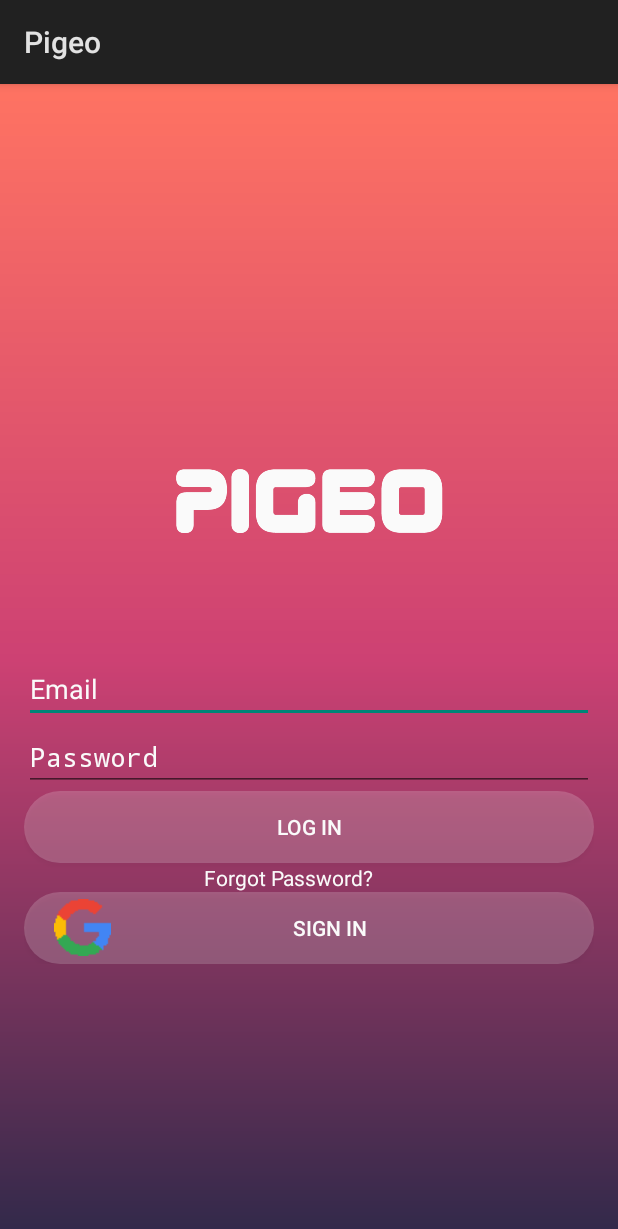
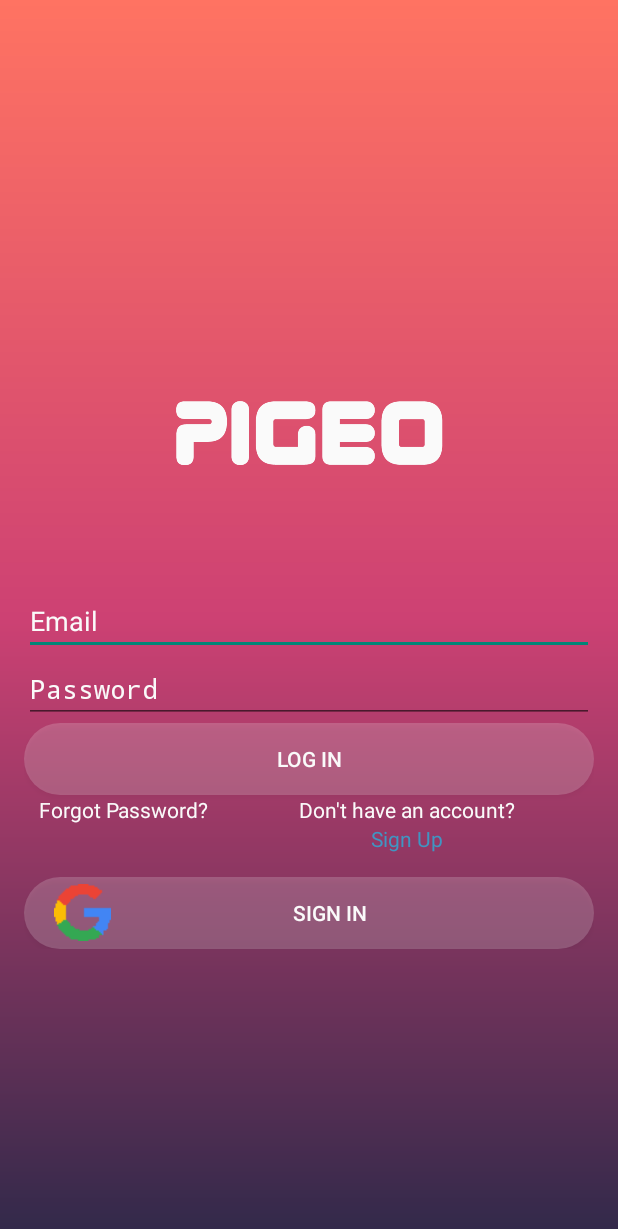
Before and after one commit to Geektrovert/Pigeo, an Android app: the screen it shows after launch (LoginActivity), on a phone screen of 412 x 824 dp. Shown: the top 1229 px of the screen. Run offline under Robolectric (Android 15) with nearby library versions, the phone set to English and light mode, and no system bars.

Commit message:
changed things in login activity

```diff
--- a/app/src/main/AndroidManifest.xml
+++ b/app/src/main/AndroidManifest.xml
@@ -9,6 +9,8 @@
          location permissions for the 'MyLocation' functionality.
     -->
     <uses-permission android:name="android.permission.ACCESS_FINE_LOCATION"/>
+    <uses-permission android:name="android.permission.INTERNET"/>
+    <uses-permission android:name="android.permission.ACCESS_COARSE_LOCATION"/>
 
     <application
             android:allowBackup="true"
@@ -18,7 +20,9 @@
             android:supportsRtl="true"
             android:theme="@style/AppTheme"
             tools:ignore="AllowBackup,GoogleAppIndexingWarning">
-        <activity android:name=".LoginActivity">
+        <activity
+                android:name=".activities.LoginActivity"
+                android:theme="@style/AppTheme.NoActionBar">
             <intent-filter>
                 <action android:name="android.intent.action.MAIN"/>
 
@@ -38,7 +42,7 @@
                 android:value="@string/google_maps_key"/>
 
         <activity
-                android:name=".MapsActivity"
+                android:name=".activities.MapsActivity"
                 android:label="@string/title_activity_maps">
         </activity>
     </application>
--- a/app/src/main/java/io/bitbucket/technorex/pigeo/LoginActivity.java
+++ b/app/src/main/java/io/bitbucket/technorex/pigeo/activities/LoginActivity.java
@@ -1,34 +1,31 @@
-package io.bitbucket.technorex.pigeo;
+package io.bitbucket.technorex.pigeo.activities;
 
 import android.app.Activity;
 import android.content.Intent;
 import android.os.Bundle;
-import android.support.annotation.NonNull;
 import android.util.Log;
 import android.view.View;
 import android.widget.Button;
+import android.widget.EditText;
+import android.widget.TextView;
 import android.widget.Toast;
 import com.google.android.gms.auth.api.signin.GoogleSignIn;
 import com.google.android.gms.auth.api.signin.GoogleSignInAccount;
 import com.google.android.gms.auth.api.signin.GoogleSignInClient;
 import com.google.android.gms.auth.api.signin.GoogleSignInOptions;
 import com.google.android.gms.common.api.ApiException;
-import com.google.android.gms.tasks.OnCompleteListener;
 import com.google.android.gms.tasks.Task;
+import io.bitbucket.technorex.pigeo.R;
 import org.jetbrains.annotations.NotNull;
-
-/**Project Pigeo
- * @author Sihan Tawsik, Samnan Rahee
- * Copyright TechnoRex Team
- */
 
 public class LoginActivity extends Activity {
     private static int RC_SIGN_IN = 100;
     private GoogleSignInClient mGoogleSignInClient;
-    @SuppressWarnings("FieldCanBeLocal")
-    private Button googleSignInButton;
+    private Button googleSignInButton,emailSignInButton;
     @SuppressWarnings("FieldCanBeLocal")
     private GoogleSignInOptions gso;
+    private EditText email,password;
+    private TextView forgotPassword,signUp;
 
     @Override
     protected void onCreate(Bundle savedInstanceState) {
@@ -36,13 +33,15 @@
         super.onCreate(savedInstanceState);
 
         //initializing variables
-        gso = new GoogleSignInOptions
-                .Builder(GoogleSignInOptions.DEFAULT_SIGN_IN)
-                .requestEmail().build();
-        mGoogleSignInClient = GoogleSignIn.getClient(this, gso);
-        googleSignInButton = findViewById(R.id.google_sign_in_button);
+        bindVariables();
+
         /*Sign In with email button*/
+        emailSignInButton.setOnClickListener(new View.OnClickListener() {
+            @Override
+            public void onClick(View view) {
 
+            }
+        });
 
         /*Google Sign In button*/
         //checking for a previous logged in session
@@ -71,6 +70,24 @@
             }
         });
     }
+
+    /**
+     * Method for initializing variables
+     */
+
+    private void bindVariables() {
+        gso = new GoogleSignInOptions
+                .Builder(GoogleSignInOptions.DEFAULT_SIGN_IN)
+                .requestEmail().build();
+        mGoogleSignInClient = GoogleSignIn.getClient(this, gso);
+        googleSignInButton = findViewById(R.id.google_sign_in_button);
+        email=findViewById(R.id.logInEmail);
+        password=findViewById(R.id.logInPassword);
+        emailSignInButton=findViewById(R.id.email_sign_in);
+        forgotPassword=findViewById(R.id.forgotPassword);
+        signUp=findViewById(R.id.signUp);
+    }
+
 
     /**
      * Methods for google sign in button
--- a/app/src/main/java/io/bitbucket/technorex/pigeo/MapsActivity.java
+++ b/app/src/main/java/io/bitbucket/technorex/pigeo/activities/MapsActivity.java
@@ -1,4 +1,4 @@
-package io.bitbucket.technorex.pigeo;
+package io.bitbucket.technorex.pigeo.activities;
 
 import android.support.v4.app.FragmentActivity;
 import android.os.Bundle;
@@ -9,6 +9,8 @@
 import com.google.android.gms.maps.SupportMapFragment;
 import com.google.android.gms.maps.model.LatLng;
 import com.google.android.gms.maps.model.MarkerOptions;
+import io.bitbucket.technorex.pigeo.R;
+
 /**Project Pigeo
  * @author Sihan Tawsik, Samnan Rahee
  * Copyright TechnoRex Team
--- a/app/src/main/res/layout/activity_login.xml
+++ b/app/src/main/res/layout/activity_login.xml
@@ -8,7 +8,7 @@
         android:paddingLeft="@dimen/activity_horizontal_margin"
         android:paddingRight="@dimen/activity_horizontal_margin"
         android:paddingTop="@dimen/activity_vertical_margin"
-        tools:context=".LoginActivity"
+        tools:context=".activities.LoginActivity"
         android:background="@drawable/gradient">
     <LinearLayout
             android:layout_centerVertical="true"
@@ -43,21 +43,46 @@
                 android:textColor="#fafafa"
                 tools:ignore="Autofill"/>
         <Button
-                android:id="@+id/logIn"
+                android:id="@+id/email_sign_in"
                 android:text="@string/log_in"
                 android:layout_gravity="center"
                 android:layout_width="match_parent"
                 android:layout_height="wrap_content"
                 android:textColor="#fafafa"
                 android:background="@drawable/round_button"/>
-        <TextView
-                android:id="@+id/forgotPassword"
+        <LinearLayout
                 android:layout_width="match_parent"
                 android:layout_height="wrap_content"
-                android:layout_marginLeft="120dp"
-                android:layout_marginRight="120dp"
-                android:text="@string/forgot_password"
-                android:textColor="#fafafa" />
+                android:orientation="horizontal"
+        android:layout_marginBottom="@dimen/activity_horizontal_margin">
+
+            <TextView
+                    android:layout_marginStart="10dp"
+                    android:id="@+id/forgotPassword"
+                    android:layout_width="wrap_content"
+                    android:layout_height="match_parent"
+                    android:text="@string/forgot_password"
+                    android:textColor="#fafafa" />
+            <LinearLayout
+                    android:layout_width="wrap_content"
+                    android:layout_height="wrap_content"
+                    android:orientation="vertical"
+                    android:gravity="center"
+            android:layout_marginStart="60dp">
+                <TextView
+                        android:layout_width="wrap_content"
+                        android:layout_height="match_parent"
+                        android:text="@string/don_t_have_an_account"
+                        android:textColor="#fafafa"/>
+                <TextView
+                        android:id="@+id/signUp"
+                        android:layout_width="wrap_content"
+                        android:layout_height="match_parent"
+                        android:text="@string/sign_up"
+                        android:textColor="#4095c2"/>
+            </LinearLayout>
+
+        </LinearLayout>
         <Button
                 android:gravity="center"
                 android:id="@+id/google_sign_in_button"
--- a/app/src/main/res/layout/activity_maps.xml
+++ b/app/src/main/res/layout/activity_maps.xml
@@ -5,5 +5,5 @@
           android:layout_width="match_parent"
           android:layout_height="match_parent"
           android:id="@+id/map"
-          tools:context=".MapsActivity"
+          tools:context=".activities.MapsActivity"
           android:name="com.google.android.gms.maps.SupportMapFragment"/>
--- a/app/src/main/res/values/strings.xml
+++ b/app/src/main/res/values/strings.xml
@@ -7,4 +7,7 @@
     <string name="password">Password</string>
     <string name="email">Email</string>
     <string name="sign_in">Sign In</string>
+    <string name="sign_up">Sign Up</string>
+    <string name="have_an_account">Have an Account?</string>
+    <string name="don_t_have_an_account">Don\'t have an account?</string>
 </resources>
--- a/app/src/main/res/values/styles.xml
+++ b/app/src/main/res/values/styles.xml
@@ -4,5 +4,9 @@
     <style name="AppTheme" parent="android:Theme.Material.Light.DarkActionBar">
         <!-- Customize your theme here. -->
     </style>
+    <style name="AppTheme.NoActionBar" parent="Theme.AppCompat.Light.NoActionBar">
+        <item name="windowActionBar">false</item>
+        <item name="windowNoTitle">true</item>
+    </style>
 
 </resources>
```
